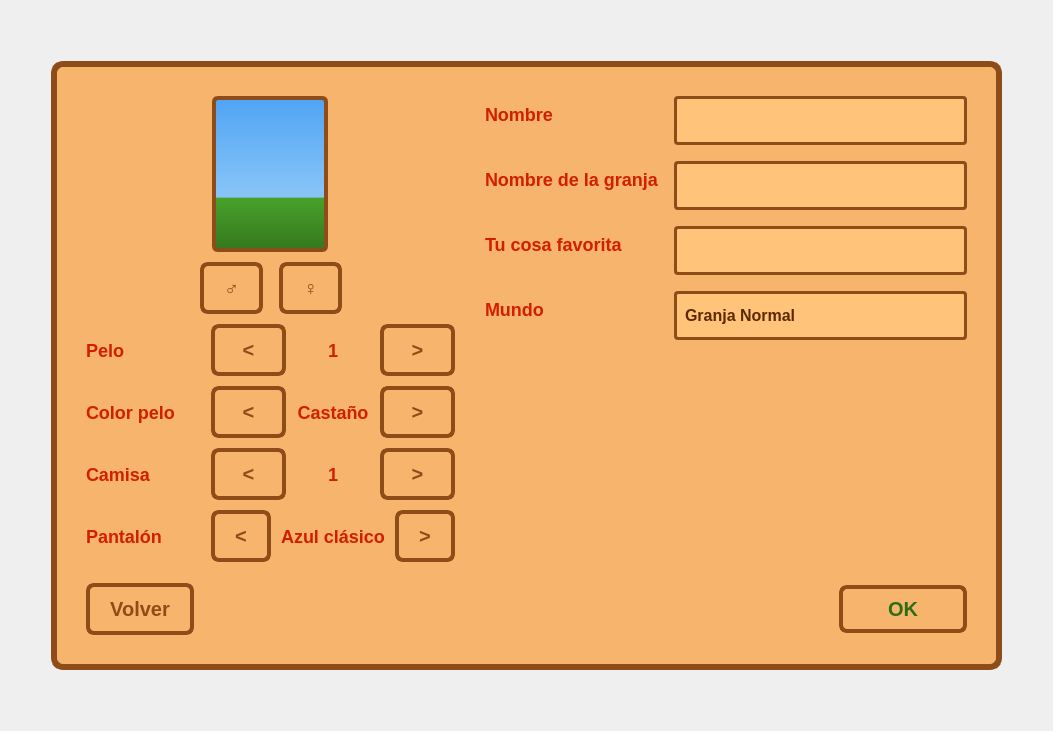
Qt form client/ui/pantallaprincipal.ui (notconra/Stardew_Valley-Taller_de_Programacion-Veiga-Grupo_17) before a commit.
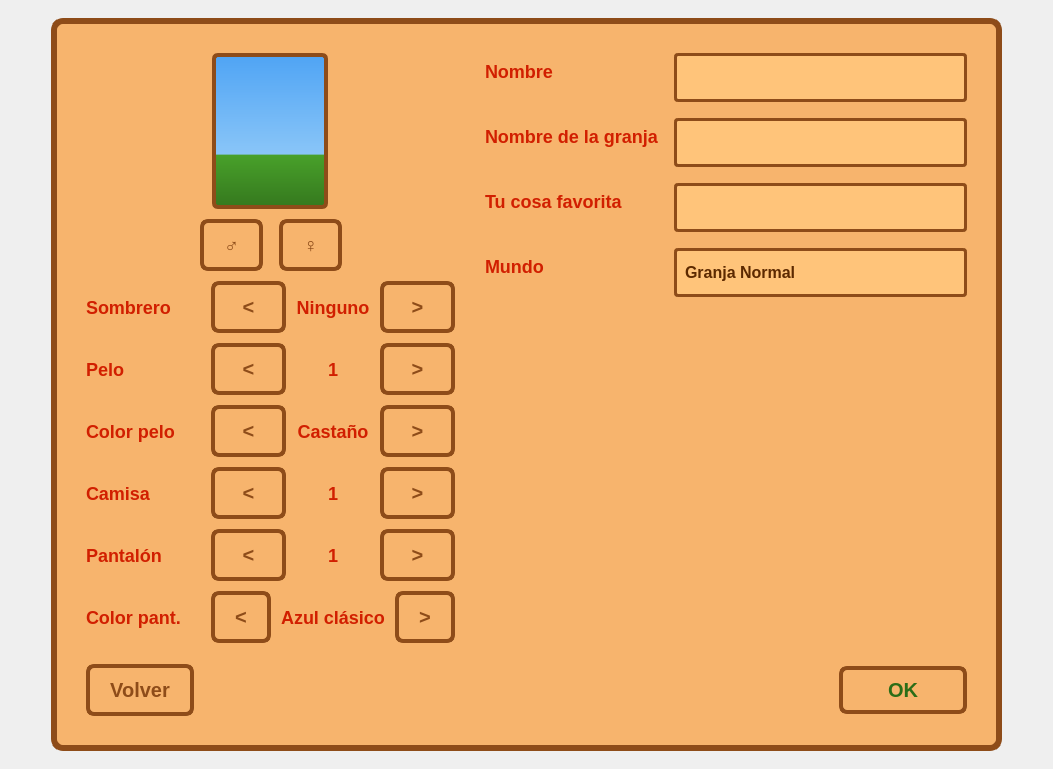
The same form after that commit. The open tabs and pages were chosen to show the change.

Commit message: feat(ui): agregar selector de sombreros y modelos de pantalon en personalizacion

What changed in the file:
```diff
--- a/client/ui/pantallaprincipal.ui
+++ b/client/ui/pantallaprincipal.ui
@@ -522,6 +522,56 @@
                  </item>
                 </layout>
                </item>
+               <item>
+                <layout class="QHBoxLayout" name="layout_sombrero">
+                 <item>
+                  <widget class="QLabel" name="label_sombrero_titulo">
+                   <property name="text">
+                    <string>Sombrero</string>
+                   </property>
+                   <property name="minimumSize">
+                    <size>
+                     <width>115</width>
+                     <height>0</height>
+                    </size>
+                   </property>
+                  </widget>
+                 </item>
+                 <item>
+                  <widget class="QPushButton" name="btn_sombrero_anterior">
+                   <property name="text">
+                    <string>&lt;</string>
+                   </property>
+                   <property name="class" stdset="0">
+                    <string>btn_flecha</string>
+                   </property>
+                  </widget>
+                 </item>
+                 <item>
+                  <widget class="QLabel" name="label_sombrero_valor">
+                   <property name="text">
+                    <string>Ninguno</string>
+                   </property>
+                   <property name="alignment">
+                    <set>Qt::AlignmentFlag::AlignCenter</set>
+                   </property>
+                   <property name="class" stdset="0">
+                    <string>label_valor_selector</string>
+                   </property>
+                  </widget>
+                 </item>
+                 <item>
+                  <widget class="QPushButton" name="btn_sombrero_siguiente">
+                   <property name="text">
+                    <string>&gt;</string>
+                   </property>
+                   <property name="class" stdset="0">
+                    <string>btn_flecha</string>
+                   </property>
+                  </widget>
+                 </item>
+                </layout>
+               </item>
                <item>
                 <layout class="QHBoxLayout" name="layout_pelo">
                  <item>
@@ -700,7 +750,7 @@
                  <item>
                   <widget class="QLabel" name="label_pantalon_valor">
                    <property name="text">
-                    <string>Azul clásico</string>
+                    <string>1</string>
                    </property>
                    <property name="alignment">
                     <set>Qt::AlignmentFlag::AlignCenter</set>
@@ -722,6 +772,56 @@
                  </item>
                 </layout>
                </item>
+                <item>
+                 <layout class="QHBoxLayout" name="layout_color_pantalon">
+                  <item>
+                   <widget class="QLabel" name="label_color_pantalon_titulo">
+                    <property name="text">
+                     <string>Color pant.</string>
+                    </property>
+                    <property name="minimumSize">
+                     <size>
+                      <width>115</width>
+                      <height>0</height>
+                     </size>
+                    </property>
+                   </widget>
+                  </item>
+                  <item>
+                   <widget class="QPushButton" name="btn_color_pantalon_anterior">
+                    <property name="text">
+                     <string>&lt;</string>
+                    </property>
+                    <property name="class" stdset="0">
+                     <string>btn_flecha</string>
+                    </property>
+                   </widget>
+                  </item>
+                  <item>
+                   <widget class="QLabel" name="label_color_pantalon_valor">
+                    <property name="text">
+                     <string>Azul clásico</string>
+                    </property>
+                    <property name="alignment">
+                     <set>Qt::AlignmentFlag::AlignCenter</set>
+                    </property>
+                    <property name="class" stdset="0">
+                     <string>label_valor_selector</string>
+                    </property>
+                   </widget>
+                  </item>
+                  <item>
+                   <widget class="QPushButton" name="btn_color_pantalon_siguiente">
+                    <property name="text">
+                     <string>&gt;</string>
+                    </property>
+                    <property name="class" stdset="0">
+                     <string>btn_flecha</string>
+                    </property>
+                   </widget>
+                  </item>
+                 </layout>
+                </item>
               </layout>
              </item>
              <item>
```
The commit also changes 4 other files.
